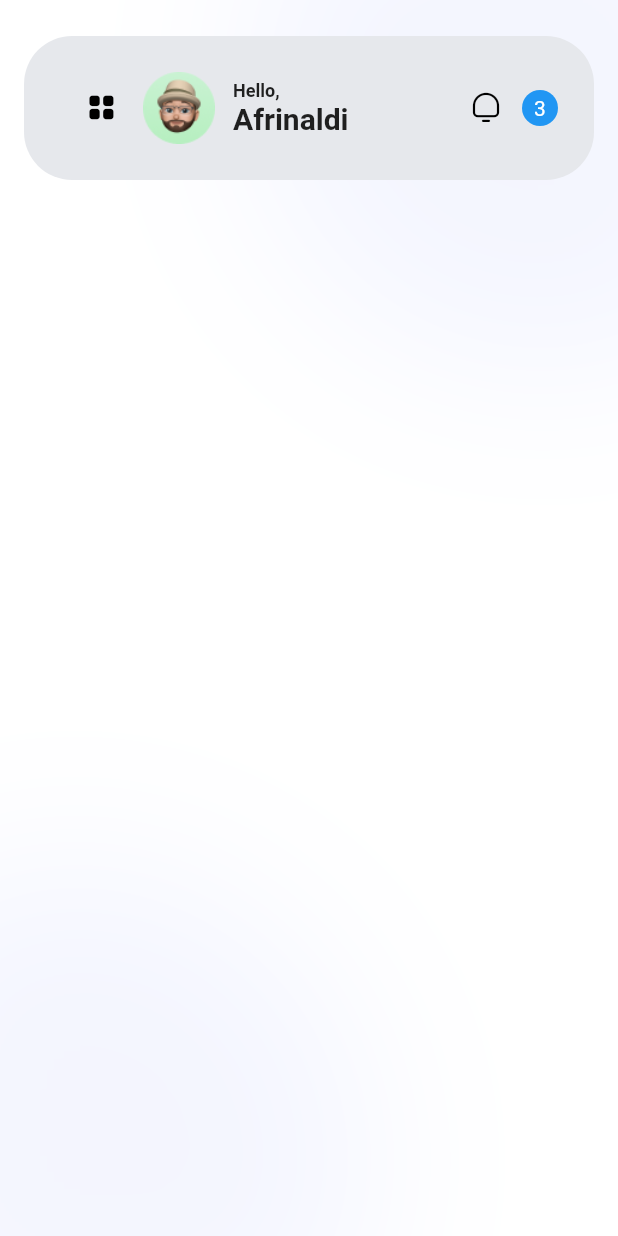
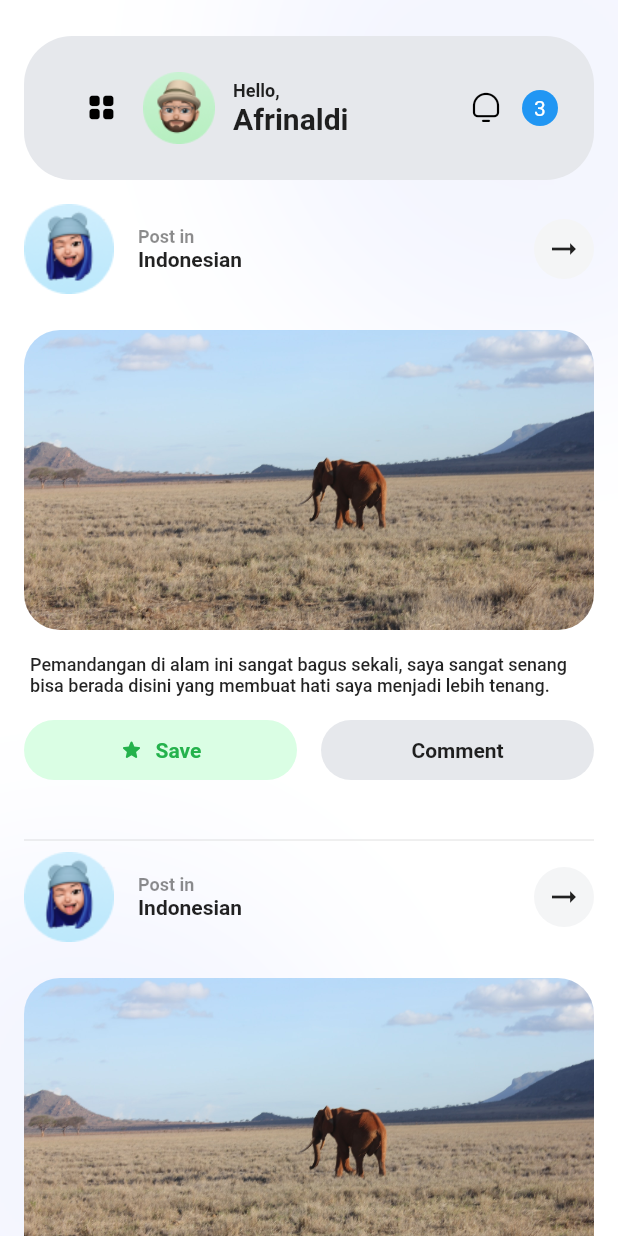
Before and after one commit to NallDev/Travee, a Flutter app: the HomeScreen screen opened directly, on a phone screen of 412 x 824 dp. Run offline on Flutter 3.47's test engine with Material 2 defaults, Android fonts, the phone set to English and light mode, and no system bars; our stand-ins replace fluttertoast.

Commit message:
ADD : navigator between onboarding to home

```diff
--- a/lib/main.dart
+++ b/lib/main.dart
@@ -1,5 +1,4 @@
 import 'package:flutter/material.dart';
-import 'package:travee/screen/home/home_screen.dart';
 import 'package:travee/screen/onboarding/onboarding_screen.dart';
 
 void main() {
@@ -13,7 +12,7 @@ class MyApp extends StatelessWidget {
   Widget build(BuildContext context) {
     return const MaterialApp(
       debugShowCheckedModeBanner: false,
-      home: HomeScreen(),
+      home: OnBoardingScreen(),
     );
   }
 }
--- /dev/null
+++ b/lib/screen/home/card_content.dart
@@ -0,0 +1,185 @@
+import 'package:flutter/material.dart';
+import 'package:fluttertoast/fluttertoast.dart';
+
+class CardContent extends StatelessWidget {
+  const CardContent({super.key});
+
+  @override
+  Widget build(BuildContext context) {
+    return SizedBox(
+      width: double.infinity,
+      child: Column(
+        children: [
+          Row(
+            mainAxisAlignment: MainAxisAlignment.spaceBetween,
+            children: [
+              Image.asset("images/avatar_1.png"),
+              const SizedBox(
+                width: 16,
+              ),
+              const Expanded(
+                child: Column(
+                  crossAxisAlignment: CrossAxisAlignment.start,
+                  children: [
+                    Text(
+                      "Post in",
+                      style: TextStyle(
+                        fontSize: 12,
+                        fontWeight: FontWeight.bold,
+                        color: Colors.black45,
+                      ),
+                    ),
+                    Text(
+                      "Indonesian",
+                      style: TextStyle(
+                        fontSize: 14,
+                        fontWeight: FontWeight.bold,
+                        color: Colors.black87,
+                      ),
+                    ),
+                  ],
+                ),
+              ),
+              CircleAvatar(
+                backgroundColor: const Color(0xFFF4F5F6),
+                child: IconButton(
+                  iconSize: 24.0,
+                  icon: const Icon(
+                    Icons.arrow_right_alt,
+                    color: Colors.black87,
+                  ),
+                  onPressed: () {
+                    Fluttertoast.showToast(
+                        msg: "Detail",
+                        toastLength: Toast.LENGTH_SHORT,
+                        backgroundColor: const Color(0x4D1E2228),
+                        textColor: Colors.white,
+                        timeInSecForIosWeb: 1,
+                        fontSize: 16.0);
+                  },
+                ),
+              ),
+            ],
+          ),
+          const SizedBox(
+            height: 24,
+          ),
+          SizedBox(
+            height: 200,
+            width: double.infinity,
+            child: ClipRRect(
+              borderRadius: BorderRadius.circular(24),
+              child: Image.asset(
+                "images/feed.jpg",
+                fit: BoxFit.cover,
+              ),
+            ),
+          ),
+          const SizedBox(
+            height: 16,
+          ),
+          const Padding(
+            padding: EdgeInsets.symmetric(horizontal: 4),
+            child: Text(
+              "Pemandangan di alam ini sangat bagus sekali, saya sangat senang bisa berada disini yang membuat hati saya menjadi lebih tenang.",
+              softWrap: true,
+              overflow: TextOverflow.ellipsis,
+              maxLines: 3,
+              style: TextStyle(
+                fontSize: 12,
+                color: Colors.black87,
+                fontWeight: FontWeight.w500,
+              ),
+            ),
+          ),
+          const SizedBox(
+            height: 16,
+          ),
+          Row(
+            children: [
+              Expanded(
+                child: SizedBox(
+                  height: 40,
+                  child: ElevatedButton(
+                    onPressed: () {
+                      Fluttertoast.showToast(
+                          msg: "Save",
+                          toastLength: Toast.LENGTH_SHORT,
+                          backgroundColor: const Color(0x4D1E2228),
+                          textColor: Colors.white,
+                          timeInSecForIosWeb: 1,
+                          fontSize: 16.0);
+                    },
+                    style: ElevatedButton.styleFrom(
+                      elevation: 0,
+                      backgroundColor: const Color(0xFFDAFEE4),
+                      shape: RoundedRectangleBorder(
+                        borderRadius: BorderRadius.circular(40),
+                      ),
+                    ),
+                    child: const Row(
+                      mainAxisAlignment: MainAxisAlignment.center,
+                      children: <Widget>[
+                        Icon(
+                          Icons.star_rounded,
+                          size: 16,
+                          color: Color(0xFF24B24C),
+                        ),
+                        SizedBox(width: 8),
+                        Text(
+                          "Save",
+                          style: TextStyle(
+                            color: Color(0xFF24B24C),
+                            fontSize: 14,
+                            fontWeight: FontWeight.w700,
+                          ),
+                        ),
+                      ],
+                    ),
+                  ),
+                ),
+              ),
+              const SizedBox(
+                width: 16,
+              ),
+              Expanded(
+                child: SizedBox(
+                  height: 40,
+                  child: ElevatedButton(
+                    onPressed: () {
+                      Fluttertoast.showToast(
+                          msg: "Comment",
+                          toastLength: Toast.LENGTH_SHORT,
+                          backgroundColor: const Color(0x4D1E2228),
+                          textColor: Colors.white,
+                          timeInSecForIosWeb: 1,
+                          fontSize: 16.0);
+                    },
+                    style: ElevatedButton.styleFrom(
+                      elevation: 0,
+                      backgroundColor: const Color(0xFFE6E8EC),
+                      shape: RoundedRectangleBorder(
+                        borderRadius: BorderRadius.circular(40),
+                      ),
+                    ),
+                    child: const Text(
+                      "Comment",
+                      style: TextStyle(
+                        color: Colors.black87,
+                        fontSize: 14,
+                        fontWeight: FontWeight.w700,
+                      ),
+                    ),
+                  ),
+                ),
+              ),
+            ],
+          ),
+          const SizedBox(
+            height: 32,
+          ),
+        ],
+      ),
+    );
+  }
+}
--- a/lib/screen/home/home_screen.dart
+++ b/lib/screen/home/home_screen.dart
@@ -1,6 +1,8 @@
 import 'package:flutter/material.dart';
 import 'package:fluttertoast/fluttertoast.dart';
 import 'package:travee/my_flutter_app_icons.dart';
+
+import 'card_content.dart';
 
 class HomeScreen extends StatelessWidget {
   const HomeScreen({super.key});
@@ -22,7 +24,7 @@ class HomeScreen extends StatelessWidget {
                 borderRadius: BorderRadius.circular(400),
                 boxShadow: const [
                   BoxShadow(
-                    color: Color(0xD1F41F4),
+                    color: Color(0x0d1f41f4),
                     blurRadius: 100,
                   ),
                 ],
@@ -39,7 +41,7 @@ class HomeScreen extends StatelessWidget {
                 borderRadius: BorderRadius.circular(400),
                 boxShadow: const [
                   BoxShadow(
-                    color: Color(0xD1F41F4),
+                    color: Color(0x0d1f41f4),
                     blurRadius: 100,
                   ),
                 ],
@@ -51,25 +53,25 @@ class HomeScreen extends StatelessWidget {
               padding: const EdgeInsets.symmetric(horizontal: 16),
               child: Column(
                 children: [
-                  SizedBox(
+                  const SizedBox(
                     height: 24,
                   ),
                   Container(
                     width: double.infinity,
                     height: 96,
                     decoration: BoxDecoration(
-                      color: Color(0xFFE6E8EC),
+                      color: const Color(0xFFE6E8EC),
                       borderRadius: BorderRadius.circular(32),
                     ),
                     child: Padding(
-                      padding: EdgeInsets.all(24),
+                      padding: const EdgeInsets.all(24),
                       child: Row(
                         mainAxisAlignment: MainAxisAlignment.spaceBetween,
                         children: [
                           Expanded(
                             flex: 1,
                             child: IconButton(
-                              icon: Icon(
+                              icon: const Icon(
                                 MyFlutterApp.menu,
                                 color: Colors.black,
                               ),
@@ -77,7 +79,8 @@ class HomeScreen extends StatelessWidget {
                                 Fluttertoast.showToast(
                                     msg: "Menu item",
                                     toastLength: Toast.LENGTH_SHORT,
-                                    gravity: ToastGravity.CENTER,
+                                    backgroundColor: const Color(0x4D1E2228),
+                                    textColor: Colors.white,
                                     timeInSecForIosWeb: 1,
                                     fontSize: 16.0);
                               },
@@ -91,16 +94,16 @@ class HomeScreen extends StatelessWidget {
                                 Image.asset(
                                   "images/avatar_2.png",
                                 ),
-                                SizedBox(
+                                const SizedBox(
                                   width: 12,
                                 ),
-                                Column(
+                                const Column(
                                   crossAxisAlignment: CrossAxisAlignment.start,
                                   mainAxisAlignment: MainAxisAlignment.center,
                                   children: [
                                     Text(
                                       "Hello,",
-                                      style: const TextStyle(
+                                      style: TextStyle(
                                         fontSize: 12,
                                         fontWeight: FontWeight.bold,
                                         color: Colors.black87,
@@ -108,7 +111,7 @@ class HomeScreen extends StatelessWidget {
                                     ),
                                     Text(
                                       "Afrinaldi",
-                                      style: const TextStyle(
+                                      style: TextStyle(
                                         fontSize: 20,
                                         fontWeight: FontWeight.bold,
                                         color: Colors.black87,
@@ -126,7 +129,7 @@ class HomeScreen extends StatelessWidget {
                               mainAxisSize: MainAxisSize.min,
                               children: [
                                 IconButton(
-                                  icon: Icon(
+                                  icon: const Icon(
                                     MyFlutterApp.bell,
                                     color: Colors.black,
                                   ),
@@ -134,7 +137,7 @@ class HomeScreen extends StatelessWidget {
                                     Fluttertoast.showToast(
                                         msg: "Notification item",
                                         toastLength: Toast.LENGTH_SHORT,
-                                        backgroundColor: Color(0x4D1E2228),
+                                        backgroundColor: const Color(0x4D1E2228),
                                         textColor: Colors.white,
                                         timeInSecForIosWeb: 1,
                                         fontSize: 16.0);
@@ -147,7 +150,7 @@ class HomeScreen extends StatelessWidget {
                                     borderRadius: BorderRadius.circular(24),
                                     color: Colors.blue,
                                   ),
-                                  child: Center(
+                                  child: const Center(
                                     child: Text(
                                       "3",
                                       style: TextStyle(
@@ -163,6 +166,19 @@ class HomeScreen extends StatelessWidget {
                       ),
                     ),
                   ),
+                  const SizedBox(
+                    height: 16,
+                  ),
+                  Expanded(
+                    child: ListView.separated(
+                      itemCount: 10,
+                      separatorBuilder: (BuildContext context, int index) =>
+                          const Divider(),
+                      itemBuilder: (BuildContext context, int index) {
+                        return const CardContent();
+                      },
+                    ),
+                  )
                 ],
               ),
             ),
@@ -172,58 +188,3 @@ class HomeScreen extends StatelessWidget {
     );
   }
 }
-
-class CardContent extends StatelessWidget {
-  const CardContent({super.key});
-
-  @override
-  Widget build(BuildContext context) {
-    return Container(
-      width: double.infinity,
-      child: Column(
-        children: [
-          Row(
-            children: [
-              Image.asset("images/avatar_1.png"),
-              Column(
-                crossAxisAlignment: CrossAxisAlignment.start,
-                mainAxisAlignment: MainAxisAlignment.center,
-                children: [
-                  Text(
-                    "Post in",
-                    style: const TextStyle(
-                      fontSize: 12,
-                      fontWeight: FontWeight.bold,
-                      color: Colors.black45,
-                    ),
-                  ),
-                  Text(
-                    "Indonesian",
-                    style: const TextStyle(
-                      fontSize: 14,
-                      fontWeight: FontWeight.bold,
-                      color: Colors.black87,
-                    ),
-                  ),
-                ],
-              ),
-              CircleAvatar(
-                backgroundColor: Color(0xFFF4F5F6),
-                child: IconButton(
-                  iconSize: 24.0,
-                  icon: const Icon(
-                    Icons.arrow_right_alt,
-                    color: Colors.black87,
-                  ),
-                  onPressed: () {
-
-                  },
-                ),
-              ),
-            ],
-          ),
-        ],
-      ),
-    );
-  }
-}
--- a/lib/screen/onboarding/onboarding_screen.dart
+++ b/lib/screen/onboarding/onboarding_screen.dart
@@ -1,5 +1,6 @@
 import 'package:flutter/material.dart';
 import 'package:travee/model/onboarding_model.dart';
+import 'package:travee/screen/home/home_screen.dart';
 
 import 'dot_indicator.dart';
 
@@ -88,7 +89,10 @@ class _OnBoardingScreenState extends State<OnBoardingScreen> {
                                 height: 72,
                                 width: 111,
                                 child: ElevatedButton(
-                                  onPressed: () {},
+                                  onPressed: () {
+                                    Navigator.of(context).pushReplacement(
+                                        MaterialPageRoute(builder: (context) => const HomeScreen()));
+                                  },
                                   style: ElevatedButton.styleFrom(
                                     backgroundColor: contents[i].btnColor,
                                     shape: RoundedRectangleBorder(
```
Also changed, not shown: images/feed.jpg (added).
